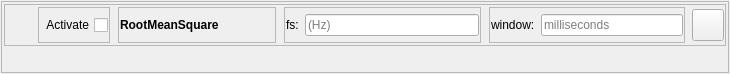
First picture: the form in rena/ui/dsp_ui/RootMeanSquareWidget.ui, repository PhysioLabXR/PhysioLabXR-Community, before the edit.
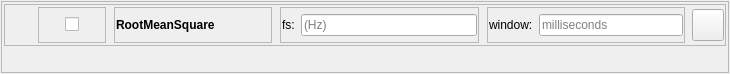
Second picture: the form after the edit.

```diff
--- a/rena/ui/dsp_ui/RootMeanSquareWidget.ui
+++ b/rena/ui/dsp_ui/RootMeanSquareWidget.ui
@@ -168,13 +168,13 @@
                   <property name="bottomMargin">
                    <number>1</number>
                   </property>
-                  <item>
+                  <item alignment="Qt::AlignHCenter">
                    <widget class="QCheckBox" name="ActivateDataProcessorCheckbox">
                     <property name="layoutDirection">
                      <enum>Qt::RightToLeft</enum>
                     </property>
                     <property name="text">
-                     <string>Activate</string>
+                     <string/>
                     </property>
                    </widget>
                   </item>
```
